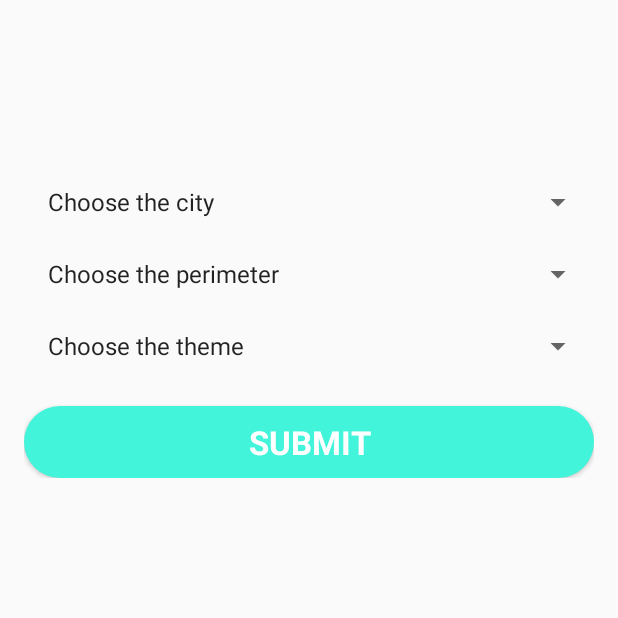
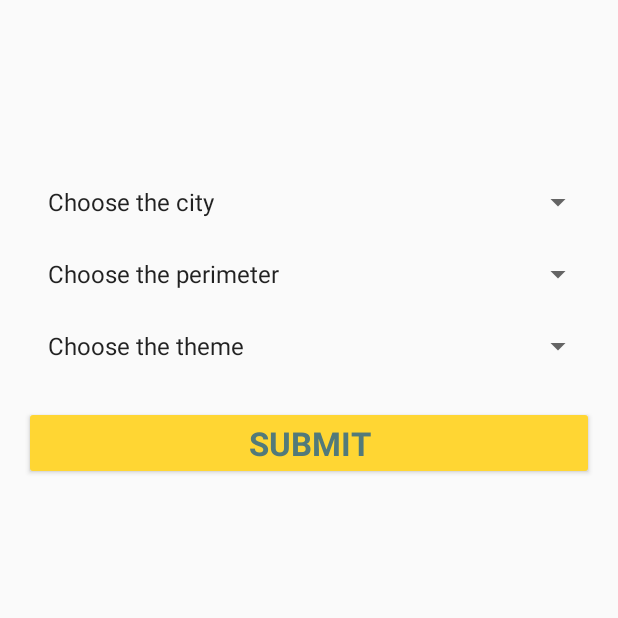
Before and after one commit to milanhinic/pma-app, an Android app: the SettingsActivity screen opened directly, with no data from a screen before it, on a phone screen of 412 x 824 dp, the top half of it. Run offline under Robolectric (Android 15) with nearby library versions, the phone set to English and light mode, and no system bars.

Commit message:
changedDesign

```diff
--- a/app/src/main/res/layout/activity_settings.xml
+++ b/app/src/main/res/layout/activity_settings.xml
@@ -46,13 +46,8 @@
                     />
                 <Spinner
                     android:id="@+id/spinner1"
-                    android:layout_width="match_parent"
-                    android:layout_height="wrap_content"
-                    android:layout_alignParentRight="true"
-
-
-                    >
-                </Spinner>
+                    android:layout_width="fill_parent"
+                    android:layout_height="wrap_content" />
             </RelativeLayout>
 
             <RelativeLayout
@@ -109,11 +104,9 @@
                 android:layout_marginTop="16dp"
                 android:text="Submit"
                 android:textSize="22sp"
-                android:textColor="#FFF"
-                android:background="@drawable/button_profile"
+                android:textColor="#527a7a"
+                android:backgroundTint="#ffd633"
                 android:textStyle="bold"
-
-
                 />
 
         </LinearLayout>
--- a/app/src/main/res/layout/activity_sign_up.xml
+++ b/app/src/main/res/layout/activity_sign_up.xml
@@ -115,10 +115,10 @@
                 android:layout_width="match_parent"
                 android:layout_height="wrap_content"
                 android:layout_marginTop="16dp"
-                android:background="@drawable/button_profile"
+                android:backgroundTint="#ffd633"
                 android:onClick="log_in"
                 android:text="Register"
-                android:textColor="#FFF"
+                android:textColor="#527a7a"
                 android:textSize="22sp"
 
                 android:textStyle="bold" />
```
Also changed, not shown: app/src/main/res/layout/activity_login.xml (+7 -7 lines), app/src/main/res/drawable-v24/user.png (added).
